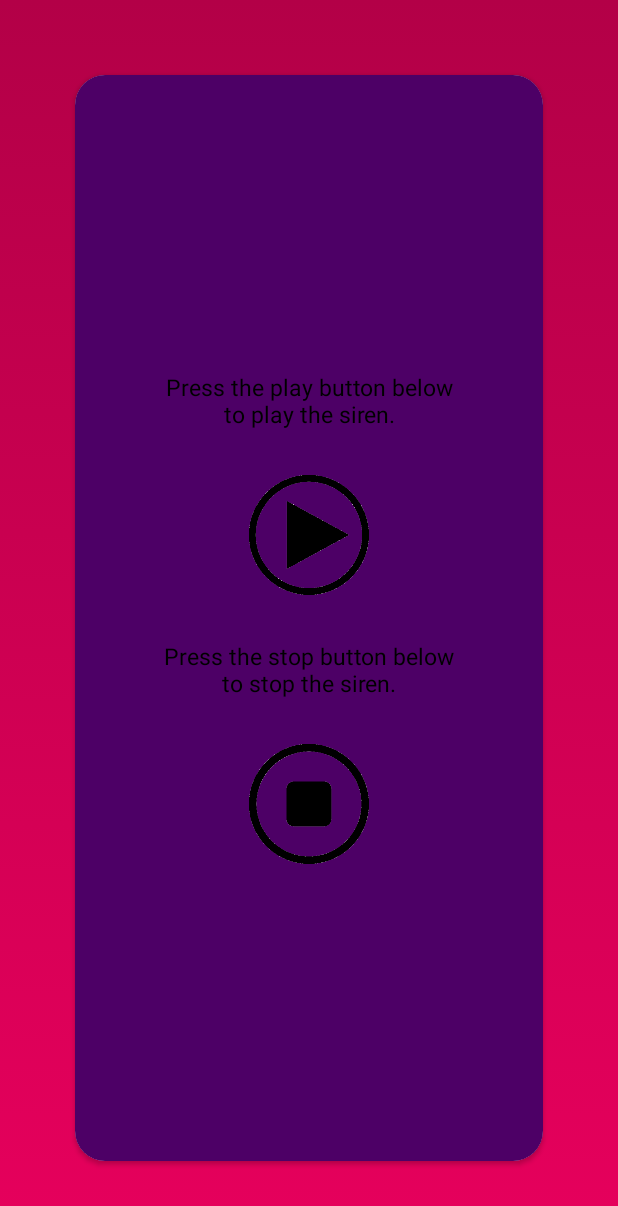
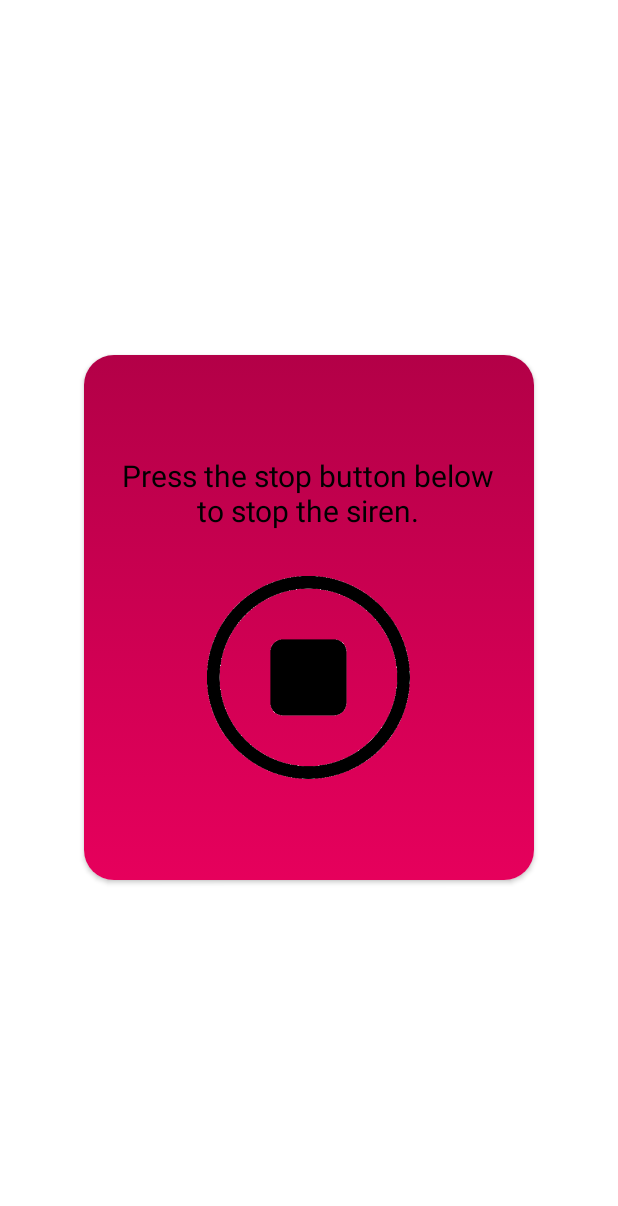
Before and after one commit to priyalbhatewara123/SHE--Live-Without-Fear, an Android app: the siren screen opened directly, with no data from a screen before it, after a tap on an icon or button, on a phone screen of 412 x 824 dp. Shown: the top 1206 px of the screen. Run offline under Robolectric (Android 15) with nearby library versions, the light colour scheme and no system bars.

Commit message:
siren activity issue #5

```diff
--- a/app/src/main/java/com/example/she/MyMediaPlayer.java
+++ b/app/src/main/java/com/example/she/MyMediaPlayer.java
@@ -5,18 +5,19 @@
 
 public class MyMediaPlayer {
 
-    private static MediaPlayer player=null;
+    static int decidingNumber;
+    private static MediaPlayer player = null;
     private static MyMediaPlayer single_inst = null;
 
     //initialize player
-    private MyMediaPlayer(Context context){
+    private MyMediaPlayer(Context context) {
         player = MediaPlayer.create(context, R.raw.policesiren);
     }
 
     //for having only one instance of MyMediaPlayer class
-    public static MyMediaPlayer getInstance(Context context){
-        if(single_inst==null){
-            single_inst=new MyMediaPlayer(context);
+    public static MyMediaPlayer getInstance(Context context) {
+        if (single_inst == null) {
+            single_inst = new MyMediaPlayer(context);
         }
         return single_inst;
     }
@@ -33,6 +34,7 @@
             });
             player.start();
         }
+        decidingNumber = 1;
     }
 
     //stop siren
@@ -41,6 +43,7 @@
             player.release();
             player = null;
         }
-        single_inst=null;
+        single_inst = null;
+        decidingNumber = 2;
     }
 }
--- a/app/src/main/java/com/example/she/siren.java
+++ b/app/src/main/java/com/example/she/siren.java
@@ -5,25 +5,57 @@
 import android.content.SharedPreferences;
 import android.media.MediaPlayer;
 import android.os.Bundle;
+import android.util.Log;
 import android.view.View;
 import android.widget.Button;
+import android.widget.TextView;
 
 import com.google.gson.Gson;
 
 public class siren extends AppCompatActivity {
+
+    Button stop, play;
+    TextView stopText, playText;
 
     @Override
     protected void onCreate(Bundle savedInstanceState) {
         super.onCreate(savedInstanceState);
         setContentView(R.layout.activity_siren);
 
+        playText = findViewById(R.id.txt_view3);
+        stopText = findViewById(R.id.txt_view4);
+        play = findViewById(R.id.b5);
+        stop = findViewById(R.id.b6);
+
+        decide(MyMediaPlayer.decidingNumber);
+    }
+
+    public void decide(int number) {
+        if (number == 1) {
+            play.setVisibility(View.INVISIBLE);
+            playText.setVisibility(View.INVISIBLE);
+
+            stop.setVisibility(View.VISIBLE);
+            stopText.setVisibility(View.VISIBLE);
+
+        } else {
+            stop.setVisibility(View.INVISIBLE);
+            stopText.setVisibility(View.INVISIBLE);
+
+            play.setVisibility(View.VISIBLE);
+            playText.setVisibility(View.VISIBLE);
+        }
     }
 
     public void play(View view) {
         MyMediaPlayer.getInstance(this).play();
+        MyMediaPlayer.decidingNumber = 1;
+        decide(MyMediaPlayer.decidingNumber);
     }
 
     public void stop(View v) {
         MyMediaPlayer.getInstance(this).stopPlayer();
+        MyMediaPlayer.decidingNumber = 0;
+        decide(MyMediaPlayer.decidingNumber);
     }
 }
--- a/app/src/main/res/layout/activity_siren.xml
+++ b/app/src/main/res/layout/activity_siren.xml
@@ -4,66 +4,66 @@
     xmlns:tools="http://schemas.android.com/tools"
     android:layout_width="match_parent"
     android:layout_height="match_parent"
-    tools:context=".siren"
-    android:background="@drawable/background">
+    android:background="@color/white"
+    tools:context=".siren">
 
     <androidx.cardview.widget.CardView
-        android:layout_width="match_parent"
-        android:layout_height="match_parent"
+        android:layout_width="300dp"
+        android:layout_height="350dp"
+        android:layout_centerInParent="true"
         android:layout_margin="50dp"
-        app:cardCornerRadius="20dp"
-        android:elevation="10dp">
+        android:elevation="10dp"
+        app:cardCornerRadius="20dp">
 
         <RelativeLayout
             android:layout_width="match_parent"
             android:layout_height="match_parent"
-        android:background="#4d0066"
+            android:background="@drawable/background"
             android:gravity="center">
 
             <TextView
-            android:layout_width="200dp"
+                android:id="@+id/txt_view3"
+                android:layout_width="250dp"
                 android:layout_height="wrap_content"
+                android:layout_centerHorizontal="true"
+                android:gravity="center_horizontal"
                 android:text="Press the play button below to play the siren."
-            android:id="@+id/txt_view3"
-            android:textSize="15sp"
-            android:gravity="center_horizontal"
-            android:layout_centerHorizontal="true"
-            android:textColor="#000000"/>
+                android:textColor="#000000"
+                android:textSize="20sp" />
 
             <Button
-            android:layout_width="80dp"
-            android:layout_height="80dp"
                 android:id="@+id/b5"
+                android:layout_width="135dp"
+                android:layout_height="135dp"
+                android:layout_below="@+id/txt_view3"
+                android:layout_centerInParent="true"
+                android:layout_centerHorizontal="true"
+                android:layout_marginTop="30dp"
                 android:background="@mipmap/play"
-            android:onClick="play"
-            android:layout_centerHorizontal="true"
-            android:layout_below="@+id/txt_view3"
-            android:layout_marginVertical="30dp"
-            />
+                android:gravity="center"
+                android:onClick="play" />
 
             <TextView
-            android:layout_width="200dp"
+                android:id="@+id/txt_view4"
+                android:layout_width="250dp"
                 android:layout_height="wrap_content"
+                android:layout_centerHorizontal="true"
+                android:gravity="center_horizontal"
                 android:text="Press the stop button below to stop the siren."
-            android:id="@+id/txt_view4"
-            android:textSize="15sp"
-            android:gravity="center_horizontal"
-            android:layout_below="@+id/b5"
-            android:layout_centerHorizontal="true"
-            android:textColor="#000000"/>
-
+                android:textColor="#000000"
+                android:textSize="20sp" />
 
             <Button
-            android:layout_width="80dp"
-            android:layout_height="80dp"
                 android:id="@+id/b6"
+                android:layout_width="135dp"
+                android:layout_height="135dp"
                 android:layout_below="@+id/txt_view4"
+                android:layout_centerInParent="true"
+                android:layout_centerHorizontal="true"
+                android:layout_marginTop="30dp"
                 android:background="@mipmap/stop"
-            android:layout_marginTop="30dp"
-            android:onClick="stop"
-            android:layout_centerHorizontal="true"
-            />
-
+                android:gravity="center"
+                android:onClick="stop" />
 
         </RelativeLayout>
 
```
Lines whose indentation alone changed are shown as unchanged.
